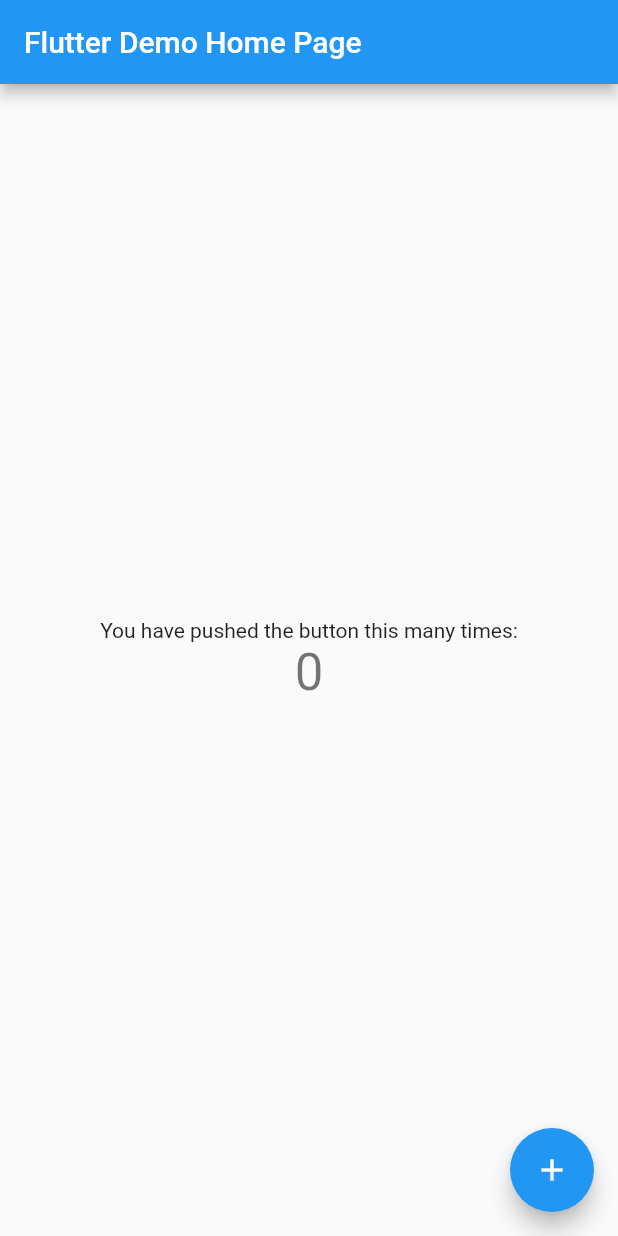
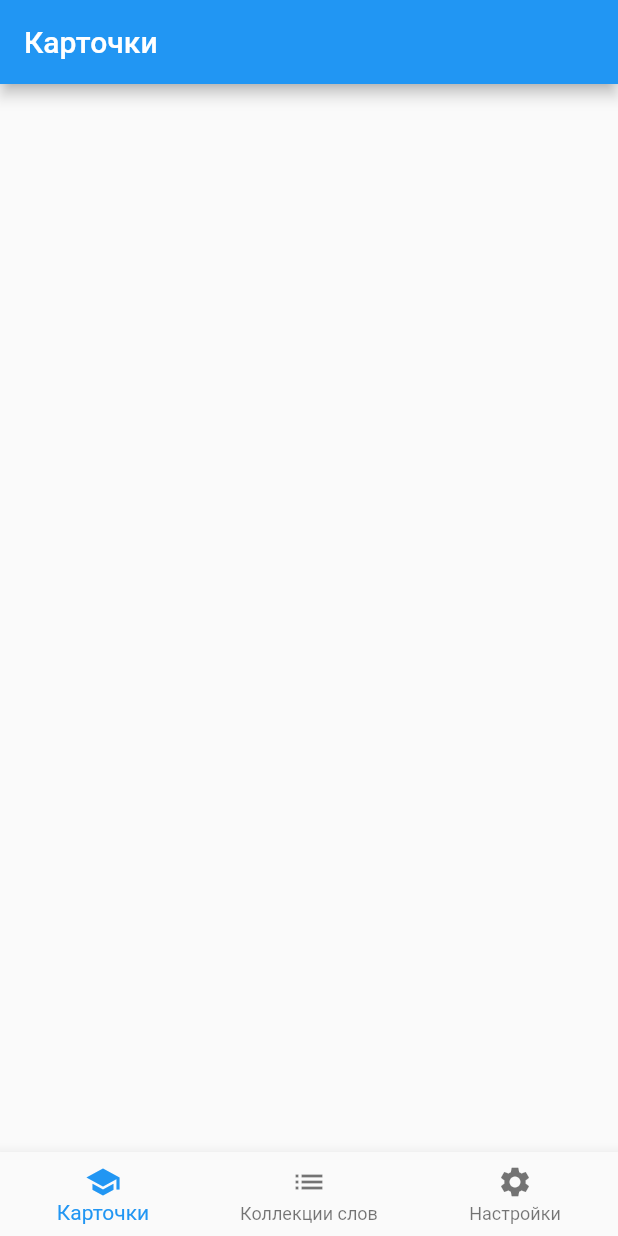
Before and after one commit to WoWwD/Flash-cards, a Flutter app: the screen it shows after launch, on a phone screen of 412 x 824 dp. Run offline on Flutter 3.47's test engine with Material 2 defaults, Android fonts, the phone set to English and light mode, and no system bars; our stand-ins replace get_it, shared_preferences.

Commit message:
начал делать интерфейс, добавил смену темы

```diff
--- /dev/null
+++ b/lib/app.dart
@@ -0,0 +1,20 @@
+import 'package:flash_cards/presentation/provider/settings_model.dart';
+import 'package:flash_cards/presentation/ui/widgets/nav_bar_widget.dart';
+import 'package:flutter/material.dart';
+import 'package:provider/provider.dart';
+
+class App extends StatelessWidget {
+  const App({Key? key}) : super(key: key);
+
+  @override
+  Widget build(BuildContext context) {
+    final themeMode = Provider.of<SettingsModel>(context);
+
+    return MaterialApp(
+      theme: ThemeData(brightness: Brightness.light),
+      darkTheme: ThemeData(brightness: Brightness.dark),
+      themeMode: themeMode.darkMode ? ThemeMode.dark : ThemeMode.light,
+      home: const NavBarWidget(),
+    );
+  }
+}
--- a/lib/main.dart
+++ b/lib/main.dart
@@ -1,115 +1,18 @@
+import 'package:flash_cards/presentation/provider/settings_model.dart';
 import 'package:flutter/material.dart';
+import 'package:provider/provider.dart';
+import 'package:flash_cards/services/di.dart' as di;
+import 'app.dart';
 
-void main() {
-  runApp(const MyApp());
+Future<void> main() async {
+  await di.init();
+
+  runApp(
+    MultiProvider(
+      providers: [
+        ChangeNotifierProvider<SettingsModel>(create: (_) => di.getIt()..getValueTheme()),
+      ],
+      child: const App()
+    )
+  );
 }
-
-class MyApp extends StatelessWidget {
-  const MyApp({Key? key}) : super(key: key);
-
-  // This widget is the root of your application.
-  @override
-  Widget build(BuildContext context) {
-    return MaterialApp(
-      title: 'Flutter Demo',
-      theme: ThemeData(
-        // This is the theme of your application.
-        //
-        // Try running your application with "flutter run". You'll see the
-        // application has a blue toolbar. Then, without quitting the app, try
-        // changing the primarySwatch below to Colors.green and then invoke
-        // "hot reload" (press "r" in the console where you ran "flutter run",
-        // or simply save your changes to "hot reload" in a Flutter IDE).
-        // Notice that the counter didn't reset back to zero; the application
-        // is not restarted.
-        primarySwatch: Colors.blue,
-      ),
-      home: const MyHomePage(title: 'Flutter Demo Home Page'),
-    );
-  }
-}
-
-class MyHomePage extends StatefulWidget {
-  const MyHomePage({Key? key, required this.title}) : super(key: key);
-
-  // This widget is the home page of your application. It is stateful, meaning
-  // that it has a State object (defined below) that contains fields that affect
-  // how it looks.
-
-  // This class is the configuration for the state. It holds the values (in this
-  // case the title) provided by the parent (in this case the App widget) and
-  // used by the build method of the State. Fields in a Widget subclass are
-  // always marked "final".
-
-  final String title;
-
-  @override
-  State<MyHomePage> createState() => _MyHomePageState();
-}
-
-class _MyHomePageState extends State<MyHomePage> {
-  int _counter = 0;
-
-  void _incrementCounter() {
-    setState(() {
-      // This call to setState tells the Flutter framework that something has
-      // changed in this State, which causes it to rerun the build method below
-      // so that the display can reflect the updated values. If we changed
-      // _counter without calling setState(), then the build method would not be
-      // called again, and so nothing would appear to happen.
-      _counter++;
-    });
-  }
-
-  @override
-  Widget build(BuildContext context) {
-    // This method is rerun every time setState is called, for instance as done
-    // by the _incrementCounter method above.
-    //
-    // The Flutter framework has been optimized to make rerunning build methods
-    // fast, so that you can just rebuild anything that needs updating rather
-    // than having to individually change instances of widgets.
-    return Scaffold(
-      appBar: AppBar(
-        // Here we take the value from the MyHomePage object that was created by
-        // the App.build method, and use it to set our appbar title.
-        title: Text(widget.title),
-      ),
-      body: Center(
-        // Center is a layout widget. It takes a single child and positions it
-        // in the middle of the parent.
-        child: Column(
-          // Column is also a layout widget. It takes a list of children and
-          // arranges them vertically. By default, it sizes itself to fit its
-          // children horizontally, and tries to be as tall as its parent.
-          //
-          // Invoke "debug painting" (press "p" in the console, choose the
-          // "Toggle Debug Paint" action from the Flutter Inspector in Android
-          // Studio, or the "Toggle Debug Paint" command in Visual Studio Code)
-          // to see the wireframe for each widget.
-          //
-          // Column has various properties to control how it sizes itself and
-          // how it positions its children. Here we use mainAxisAlignment to
-          // center the children vertically; the main axis here is the vertical
-          // axis because Columns are vertical (the cross axis would be
-          // horizontal).
-          mainAxisAlignment: MainAxisAlignment.center,
-          children: <Widget>[
-            const Text(
-              'You have pushed the button this many times:',
-            ),
-            Text(
-              '$_counter',
-              style: Theme.of(context).textTheme.headline4,
-            ),
-          ],
-        ),
-      ),
-      floatingActionButton: FloatingActionButton(
-        onPressed: _incrementCounter,
-        tooltip: 'Increment',
-        child: const Icon(Icons.add),
-      ), // This trailing comma makes auto-formatting nicer for build methods.
-    );
-  }
-}
--- /dev/null
+++ b/lib/presentation/ui/screens/cards_screen.dart
@@ -0,0 +1,14 @@
+import 'package:flutter/material.dart';
+import '../widgets/primary_scaffold_widget.dart';
+
+class CardsScreen extends StatelessWidget {
+  const CardsScreen({Key? key}) : super(key: key);
+
+  @override
+  Widget build(BuildContext context) {
+    return PrimaryScaffoldWidget(
+      titleText: 'Карточки',
+      child: Container()
+    );
+  }
+}
--- /dev/null
+++ b/lib/presentation/ui/widgets/nav_bar_widget.dart
@@ -0,0 +1,48 @@
+import 'package:flash_cards/presentation/ui/screens/cards_screen.dart';
+import 'package:flash_cards/presentation/ui/screens/collection_screen.dart';
+import 'package:flash_cards/presentation/ui/screens/settings_screen.dart';
+import 'package:flutter/material.dart';
+
+class NavBarWidget extends StatefulWidget {
+  const NavBarWidget({Key? key}) : super(key: key);
+
+  @override
+  State<NavBarWidget> createState() => _NavBarWidget();
+}
+
+class _NavBarWidget extends State<NavBarWidget> {
+  int _selectedIndex = 0;
+
+  @override
+  Widget build(BuildContext context) {
+    return Scaffold(
+      bottomNavigationBar: BottomNavigationBar(
+        items: _items,
+        currentIndex: _selectedIndex,
+        onTap: _onItemTapped,
+      ),
+      body: IndexedStack(
+        index: _selectedIndex,
+        children: _screens
+      ),
+    );
+  }
+
+  void _onItemTapped(int index) {
+    setState(() {
+      _selectedIndex = index;
+    });
+  }
+
+  List<BottomNavigationBarItem> get _items => [
+    const BottomNavigationBarItem(icon: Icon(Icons.school), label: 'Карточки'),
+    const BottomNavigationBarItem(icon: Icon(Icons.list), label: 'Коллекции слов'),
+    const BottomNavigationBarItem(icon: Icon(Icons.settings), label: 'Настройки'),
+  ];
+
+  static const List<Widget> _screens = [
+    CardsScreen(),
+    CollectionScreen(),
+    SettingsScreen()
+  ];
+}
--- /dev/null
+++ b/lib/presentation/ui/widgets/primary_scaffold_widget.dart
@@ -0,0 +1,26 @@
+import 'package:flutter/material.dart';
+import '../../../services/constants/app_styles.dart';
+
+class PrimaryScaffoldWidget extends StatelessWidget {
+  final String titleText;
+  final Widget child;
+
+  const PrimaryScaffoldWidget({
+    Key? key,
+    required this.titleText,
+    required this.child
+  }) : super(key: key);
+
+  @override
+  Widget build(BuildContext context) {
+    return Scaffold(
+      appBar: AppBar(title: Text(titleText)),
+      body: Center(
+        child: Container(
+          constraints: const BoxConstraints(maxWidth: AppStyles.maxWidth),
+          child: child,
+        ),
+      )
+    );
+  }
+}
--- /dev/null
+++ b/lib/services/constants/app_constants.dart
@@ -0,0 +1,3 @@
+class AppConstants {
+  static const themeModeStorage = 'theme_mode_storage';
+}
--- /dev/null
+++ b/lib/services/constants/app_styles.dart
@@ -0,0 +1,8 @@
+import 'package:flutter/material.dart';
+
+class AppStyles {
+  static const mainPadding = EdgeInsets.symmetric(vertical: 16, horizontal: 24);
+  static const borderRadiusApp = 12.0;
+  static const maxWidth = 500.0;
+  static const minWidth = 150.0;
+}
--- a/pubspec.yaml
+++ b/pubspec.yaml
@@ -34,6 +34,9 @@ dependencies:
   # The following adds the Cupertino Icons font to your application.
   # Use with the CupertinoIcons class for iOS style icons.
   cupertino_icons: ^1.0.2
+  provider: ^6.0.5
+  shared_preferences: ^2.0.15
+  get_it: ^7.2.0
 
 dev_dependencies:
   flutter_test:
```
Also changed, not shown: lib/presentation/provider/settings_model.dart (added, +23 -0 lines), lib/presentation/ui/screens/collection_screen.dart (added, +14 -0 lines), lib/presentation/ui/screens/settings_screen.dart (added, +21 -0 lines), lib/presentation/ui/widgets/theme_switcher_widget.dart (added, +29 -0 lines), lib/services/di.dart (added, +12 -0 lines), pubspec.lock, 1 other file.
